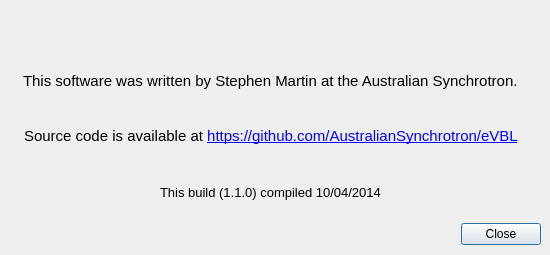
Above: src/about.ui from AustralianSynchrotron/eVBL before the change. Below: the same form after it.
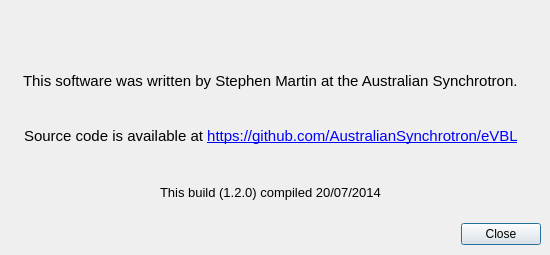
That is the form after the change. Icons and pictures are not drawn.

```diff
--- a/src/about.ui
+++ b/src/about.ui
@@ -207,7 +207,7 @@
          </font>
         </property>
         <property name="text">
-         <string>This build (1.1.0) compiled 10/04/2014</string>
+         <string>This build (1.2.0) compiled 20/07/2014</string>
         </property>
        </widget>
       </item>
```
Left out of the diff: 2 changed lines with no effect on the pictures.
